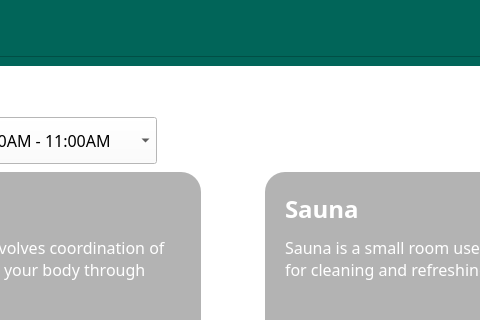
Qt form admindashboard.ui (sanjibdahal/RCMS) before a commit; both pictures show x 543 to 1023 and y 0 to 320 of the 1286 by 777 pixel window.
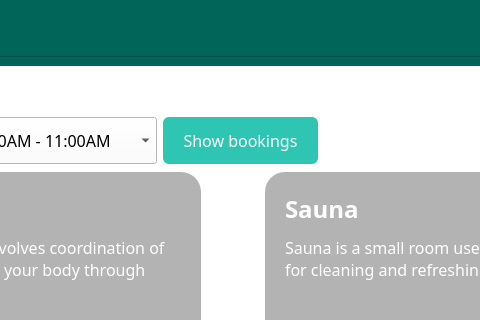
The same form after that commit. The open tabs and pages were chosen to show the change. Icons and pictures are not drawn.

Commit message: feat: capacity checking and bookings manager

The edit to the form file:
```diff
--- a/admindashboard.ui
+++ b/admindashboard.ui
@@ -2129,6 +2129,40 @@
                  </item>
                 </widget>
                </item>
+               <item>
+                <widget class="QPushButton" name="showBookingsBtn">
+                 <property name="minimumSize">
+                  <size>
+                   <width>155</width>
+                   <height>47</height>
+                  </size>
+                 </property>
+                 <property name="font">
+                  <font>
+                   <family>Poppins</family>
+                   <pointsize>12</pointsize>
+                  </font>
+                 </property>
+                 <property name="cursor">
+                  <cursorShape>PointingHandCursor</cursorShape>
+                 </property>
+                 <property name="styleSheet">
+                  <string notr="true">QPushButton {
+background: #2FC5B3;
+color:#fff;
+border-radius:6px;
+}
+QPushButton:hover {
+border: 3px solid #2FC5B3;
+background: transparent;
+color: #2FC5B3;
+}</string>
+                 </property>
+                 <property name="text">
+                  <string>Show bookings</string>
+                 </property>
+                </widget>
+               </item>
                <item>
                 <spacer name="horizontalSpacer_10">
                  <property name="orientation">
```
Left out of the diff: 9 changed lines with no effect on the pictures. The commit also changes 2 other files.
